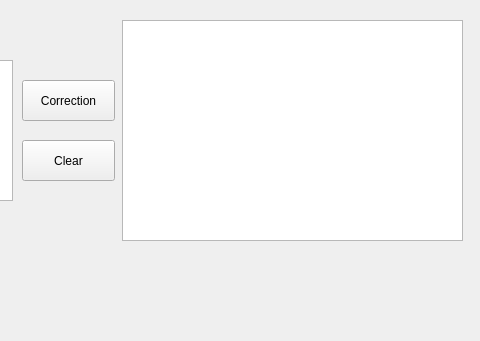
Above: display.ui from Steve-NTN/NLP_Python before the change; both pictures show x 328 to 808 and y 0 to 341 of the 808 by 560 pixel window. Below: the same form after it.
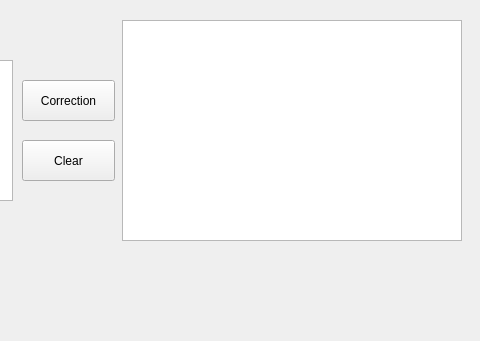
That is the form after the change.

Diff of the .ui file:
```diff
--- a/display.ui
+++ b/display.ui
@@ -58,7 +58,7 @@
      <rect>
       <x>450</x>
       <y>20</y>
-      <width>341</width>
+      <width>340</width>
       <height>221</height>
      </rect>
     </property>
```
